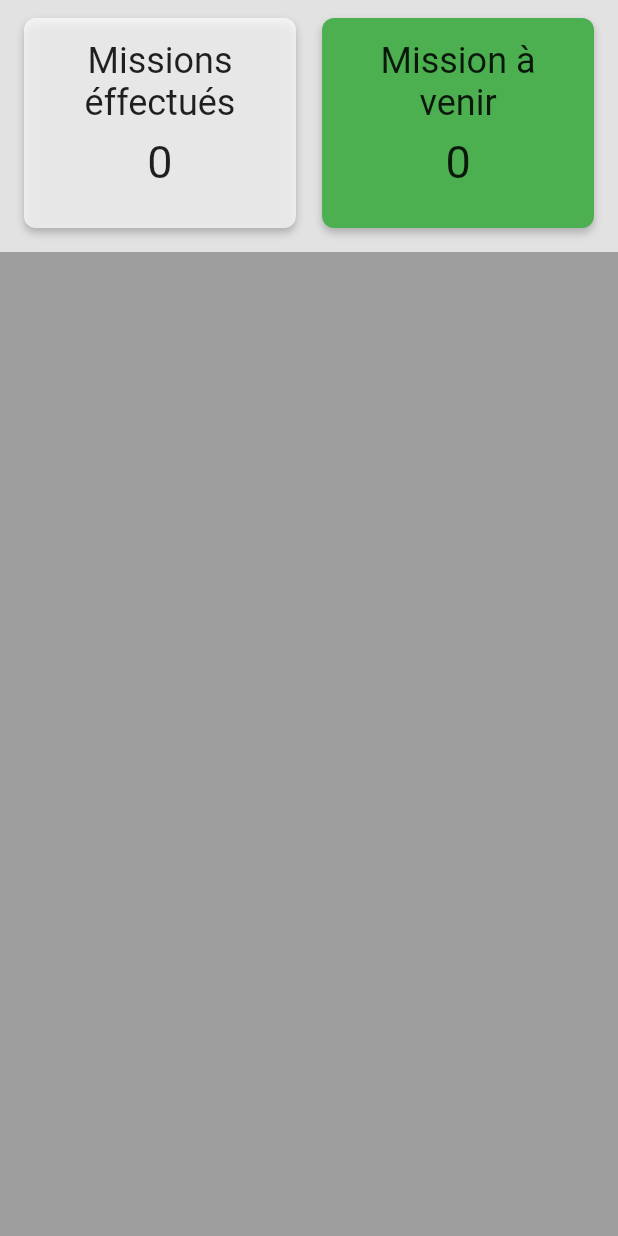
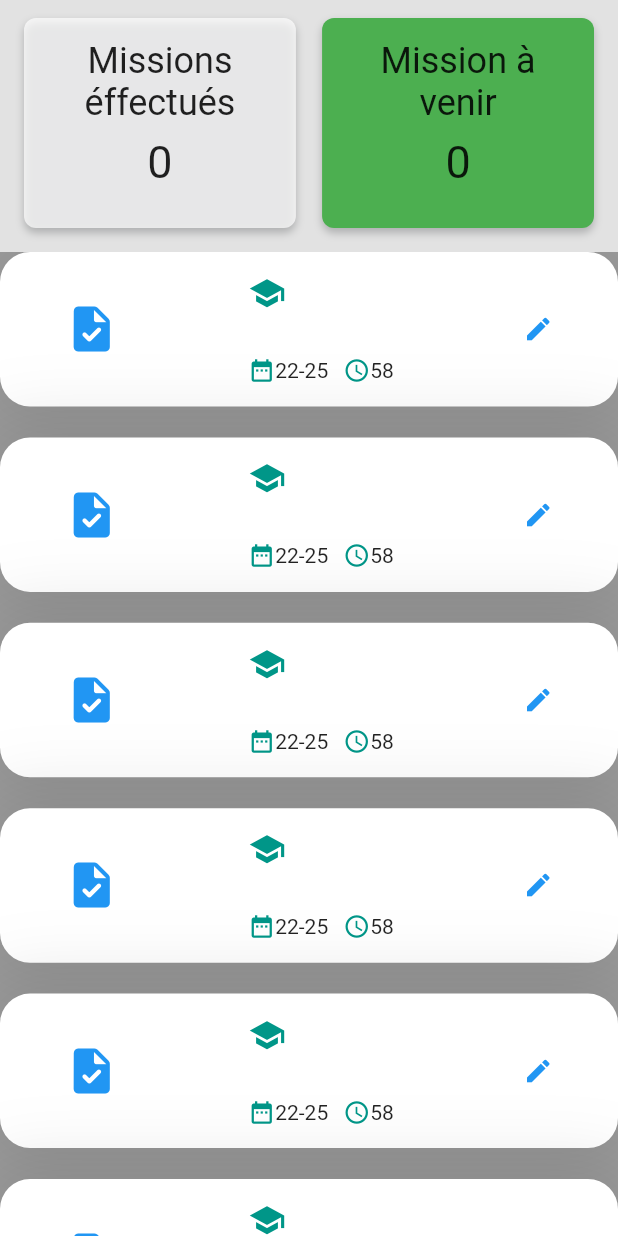
Before and after one commit to lachose-jB/surappariteur, a Flutter app: the BodyM screen opened directly, on a phone screen of 412 x 824 dp. Run offline on Flutter 3.47's test engine with Material 2 defaults, Android fonts, the phone set to English and light mode, and no system bars; our stand-ins replace curved_navigation_bar, flutter_staggered_animations, flutter_svg, fluttertoast, image_picker, permission_handler and 3 more; accounts and stored records are empty; network calls fail.

Commit message:
doc updatz

```diff
--- a/lib/police/acteurs/missionuser.dart
+++ b/lib/police/acteurs/missionuser.dart
@@ -37,3 +37,40 @@
     required this.year,
   });
 }
+
+MissionEffUser missionEffUser = MissionEffUser(
+  result: [], // Une liste de missions
+  month: "June",
+  monthyear: "June 2023",
+  sum_heure: "58",
+  lastyear: 2022,
+  years: [], // Une liste d'années
+);
+
+// Accéder aux propriétés
+List<Mission> missions = missionEffUser.result;
+String month = missionEffUser.month;
+String monthYear = missionEffUser.monthyear;
+String sumHeure = missionEffUser.sum_heure;
+int lastYear = missionEffUser.lastyear;
+List<Year> years = missionEffUser.years;
+
+Mission mission = Mission(
+  date: "2023-06-25",
+  reference: "azerty",
+  etabli: "zzzz",
+  duree: "58",
+);
+
+// Accéder aux propriétés
+String date = mission.date;
+String reference = mission.reference;
+String etabli = mission.etabli;
+String duree = mission.duree;
+
+Year year = Year(
+  year: "2022",
+);
+
+// Accéder aux propriétés
+String yearValue = year.year;
--- a/lib/police/helper/serveur/authentificateur.dart
+++ b/lib/police/helper/serveur/authentificateur.dart
@@ -133,7 +133,6 @@
               lienDoc: infos['lien_doc'],
             );
           }).toList();
-          print(alldocList);
           return UserDoc(
             alldoc: alldocList,
           );
@@ -146,13 +145,12 @@
   }
 
   static Future<MissionEffUser?> MissionUser(
-      String dateStarts, String dateEnd) async {
+      String dateDebut, String dateFin) async {
     final tokenInfo =
         tokenVar; // Assurez-vous que tokenVar est correctement initialisé
-
     try {
       final url =
-          'https://appariteur.com/api/users/missioneffectuee.php?date_start=$dateStarts&date_end=$dateEnd';
+          'https://appariteur.com/api/users/missioneffectuee.php?date_start=$dateDebut&date_end=$dateFin';
       final response = await http.get(
         Uri.parse(url),
         headers: {
@@ -163,13 +161,10 @@
 
       if (response.statusCode == 200) {
         final docs = jsonDecode(response.body);
-        print(dateEnd);
+        print(docs);
         if (docs['success'] == true) {
           final List<dynamic> missions = docs['result'] as List;
-          print("+=+=+=+=+=+=+==+=+=+=+=+=+=+=+=+=+=+=+=+=+=+=");
-          print(missions);
-          print(
-              " |||||||||||||||||||||||||||||||||||||||||||||||||||||||||||||||||||||-");
+          print(missions.length);
           final List<Mission> missionList = missions.map((missionData) {
             return Mission(
               date: missionData['date'],
@@ -178,23 +173,16 @@
               duree: missionData['duree'],
             );
           }).toList();
-          print(
-              "+=+=+=+=+=+=+==+=+=+=+=+=+=+=+=+=+=+=+=+=+=+=\n+=+=+=+=+=+=+==+=+=+=+=+=+=+=+=+=+=+=+=+=+=+=");
-          print(missionList);
-          print(
-              "+=+=+=+=+=+=+==+=+=+=+=+=+=+=+=+=+=+=+=+=+=+=\n+=+=+=+=+=+=+==+=+=+=+=+=+=+=+=+=+=+=+=+=+=+=");
           final month = docs['month'];
           final monthyear = docs['monthyear'];
           final sumHeure = docs['sum_heure'];
           final lastyear = docs['lastyear'];
-
           final List<dynamic> yearsData = docs['years'] as List;
           final List<Year> yearList = yearsData.map((yearData) {
             return Year(
               year: yearData['year'],
             );
           }).toList();
-
           return MissionEffUser(
             result: missionList,
             month: month,
--- a/lib/police/vueController/missioncontroler/childmission.dart
+++ b/lib/police/vueController/missioncontroler/childmission.dart
@@ -2,55 +2,32 @@
 import 'package:flutter/services.dart';
 import 'package:flutter_staggered_animations/flutter_staggered_animations.dart';
 import 'package:surappariteur/police/acteurs/missionuser.dart';
-
-import '../../helper/serveur/authentificateur.dart';
+import 'package:surappariteur/police/helper/serveur/authentificateur.dart';
 
 class BodyM extends StatefulWidget {
   const BodyM({super.key});
-
   @override
   State<BodyM> createState() => _BodyPvState();
 }
 
 class _BodyPvState extends State<BodyM> with SingleTickerProviderStateMixin {
-  String dateDebut = "";
-  String dateFin = "";
-  String Date = "";
-  String Reference = "";
-  String Etablissement = "";
-  String Duree = "";
-  String TotalMissionEffectuer = "0";
-  String FusturMission = "0";
+  final dateDebut = "2023-06";
+  final dateFin = "2023-11";
+  final Date = "22-25";
+  final Reference = "";
+  final Etablissement = "";
+  final Duree = "58";
+  final TotalMissionEffectuer = "0";
+  final FusturMission = "0";
+  late Mission mission;
   List<Mission> listMission = [];
   late AnimationController _controller;
   late Animation<double> _animation;
   late Animation<double> _animation2;
 
-  Future<void> ShowUserMission(dateDebut, dateFin) async {
-    final userMission = await AuthApi.MissionUser(dateDebut, dateFin);
-    print(
-        "+=+=+=+=+=+=+==+=+=+=+=+=+=+ADJAHOUISSO=+=+=+=+=+=+=+=+=\n+=+=+=+=+=+=+==+=+=+=+=+=+=+=+=+=+=+=+=+=+=+=");
-    print(dateDebut); // Assurez-vous de traiter le cas où la valeur est null
-
-    if (userMission != null) {
-      setState(() {
-        TotalMissionEffectuer = userMission.sum_heure ?? "0";
-        print(
-            "+=+=+=+=+=+=+==+=+=+=+=+=+=+ADJAHOUISSO=+=+=+=+=+=+=+=+=\n+=+=+=+=+=+=+==+=+=+=+=+=+=+=+=+=+=+=+=+=+=+=");
-        print(
-            TotalMissionEffectuer); // Assurez-vous de traiter le cas où la valeur est null
-        FusturMission = userMission.monthyear ??
-            "0"; // Assurez-vous de traiter le cas où la valeur est null
-        listMission = userMission.result ?? [];
-        print(
-            "+=+=+=+=+=+=+==+=+=+=+=+=+=+=+=+=+=+=+=+=+=+=\n+=+=+=+=+=+=+==+=+=+=+=+=+=+=+=+=+=+=+=+=+=+=");
-        print(listMission);
-        print(
-            "+=+=+=+=+=+=+==+=+=+=+=+=+=+=+=+=+=+=+=+=+=+=\n+=+=+=+=+=+=+==+=+=+=+=+=+=+=+=+=+=+=+=+=+=+="); // Assurez-vous de traiter le cas où la valeur est null
-      });
-    } else {
-      // Gérer la connexion échouée ici
-    }
+  Future<void> ShowUserMission(dateDebuts, dateFins) async {
+    final userMiss = await AuthApi.MissionUser(dateDebuts, dateFins);
+    print(userMiss);
   }
 
   @override
@@ -193,21 +170,15 @@
             ),
           ),
           AnimationLimiter(
+            child: Container(
+              margin: const EdgeInsets.only(top: 168.0),
+              // Ajoute un marginTop de 155 pixels
               child: ListView.builder(
                 physics: const BouncingScrollPhysics(
                   parent: AlwaysScrollableScrollPhysics(),
                 ),
-              itemCount: listMission.length,
+                itemCount: 20,
                 itemBuilder: (BuildContext c, int i) {
-                Mission mission =
-                    listMission[i]; // Récupération de la mission correspondante
-
-                // Récupération des détails de la mission
-                Date = mission.date;
-                Reference = mission.reference;
-                Etablissement = mission.etabli;
-                Duree = mission.duree;
-
                   return AnimationConfiguration.staggeredList(
                     position: i,
                     delay: const Duration(milliseconds: 100),
@@ -243,12 +214,15 @@
                               const Icon(
                                 Icons.task_rounded,
                                 size: 36,
-                              color: Colors.blue,
+                                // Changer la taille en fonction de vos besoins
+                                color: Colors
+                                    .blue, // Changer la couleur en fonction de vos besoins
                               ),
                               // Colonne Date, Etablissement, Heure
                               Column(
                                 crossAxisAlignment: CrossAxisAlignment.start,
-                              mainAxisAlignment: MainAxisAlignment.spaceAround,
+                                mainAxisAlignment:
+                                    MainAxisAlignment.spaceAround,
                                 children: [
                                   Row(
                                     mainAxisAlignment:
@@ -258,7 +232,9 @@
                                       const Icon(
                                         Icons.school,
                                         size: 25,
-                                      color: Colors.teal,
+                                        // Changer la taille en fonction de vos besoins
+                                        color: Colors
+                                            .teal, // Changer la couleur en fonction de vos besoins
                                       ),
                                       const SizedBox(
                                         width: 10.0,
@@ -274,7 +250,9 @@
                                       const Icon(
                                         Icons.date_range,
                                         size: 18,
-                                      color: Colors.teal,
+                                        // Changer la taille en fonction de vos besoins
+                                        color: Colors
+                                            .teal, // Changer la couleur en fonction de vos besoins
                                       ),
                                       Text(Date),
                                       const SizedBox(
@@ -283,7 +261,9 @@
                                       const Icon(
                                         Icons.access_time,
                                         size: 18,
-                                      color: Colors.teal,
+                                        // Changer la taille en fonction de vos besoins
+                                        color: Colors
+                                            .teal, // Changer la couleur en fonction de vos besoins
                                       ),
                                       Text(Duree),
                                     ],
@@ -294,7 +274,9 @@
                               const Icon(
                                 Icons.edit,
                                 size: 20,
-                              color: Colors.blue,
+                                // Changer la taille en fonction de vos besoins
+                                color: Colors
+                                    .blue, // Changer la couleur en fonction de vos besoins
                               ),
                             ],
                           ),
@@ -303,6 +285,7 @@
                     ),
                   );
                 },
+              ),
             ),
           ),
         ],
--- a/lib/vue/mission/missionvue.dart
+++ b/lib/vue/mission/missionvue.dart
@@ -29,7 +29,7 @@
         },
         child: const Icon(Icons.add),
       ),
-      body: const BodyM(),
+      body: BodyM(),
     );
   }
 }
--- a/pubspec.yaml
+++ b/pubspec.yaml
@@ -51,7 +51,13 @@
   table_calendar: ^3.0.9
   calendar_view: ^1.0.4
   url_launcher: ^6.0.6
+  flutter_pdfview: ^1.3.2
+  flutter_cached_pdfview: ^0.4.2
   syncfusion_flutter_calendar: ^23.1.43
+  # path
+  file_picker: ^6.1.1
+  path_provider: ^2.1.1
+
   flutter_localizations:
     sdk: flutter
 
```
Also changed, not shown: lib/vue/document/documentbody.dart (+18 -61 lines), pubspec.lock. Lines whose indentation alone changed are shown as unchanged.
